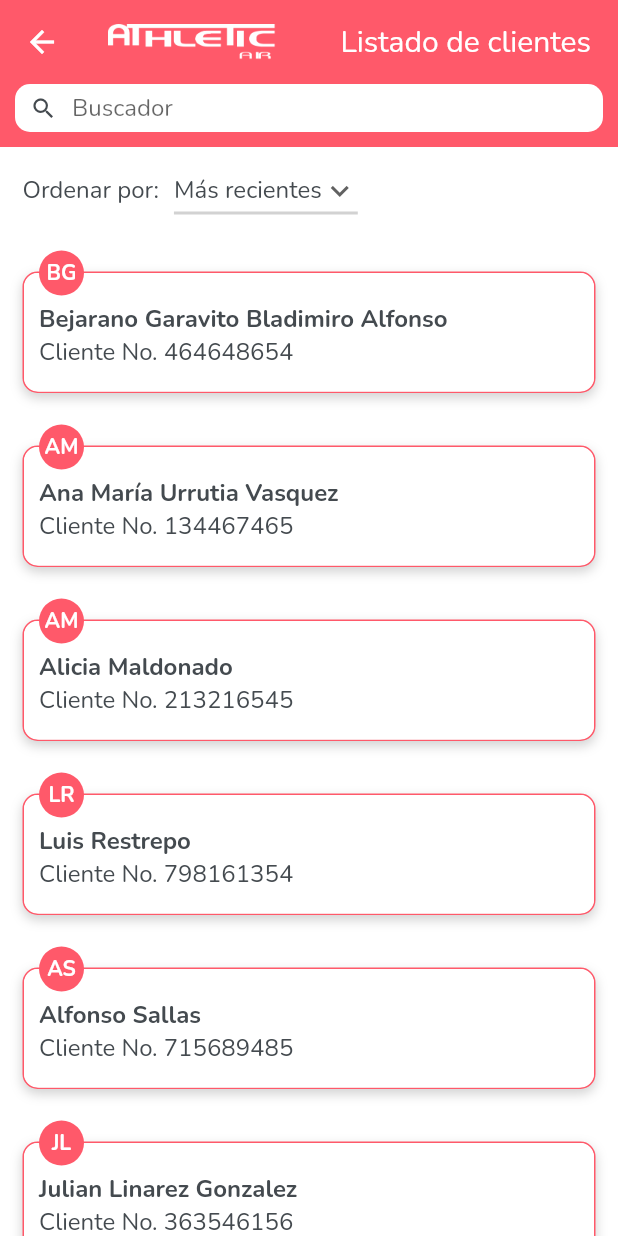
After one commit to Lider-neuromedia/MontanaApp, a Flutter app: the ClientsPage screen opened directly, on a phone screen of 412 x 824 dp. The commit adds this screen. Run offline on Flutter 3.47's test engine with Material 2 defaults, Android fonts, the phone set to English and light mode, and no system bars; our stand-ins replace flutter_dotenv, fluttericon, percent_indicator, shared_preferences; accounts and stored records are empty; network calls fail.

Commit message:
Agregando diseño de pagina de clientes.

```diff
--- /dev/null
+++ b/lib/pages/clients/client_card.dart
@@ -0,0 +1,123 @@
+import 'package:flutter/material.dart';
+import 'package:montana_mobile/theme/theme.dart';
+
+class ClientCard extends StatelessWidget {
+  const ClientCard({
+    Key key,
+    @required this.client,
+  }) : super(key: key);
+
+  final ClientTemporal client;
+
+  @override
+  Widget build(BuildContext context) {
+    final TextStyle normalStyle = Theme.of(context).textTheme.subtitle1;
+    final TextStyle boldStyle = Theme.of(context).textTheme.subtitle1.copyWith(
+          fontWeight: FontWeight.bold,
+        );
+    final TextStyle initialsStyle =
+        Theme.of(context).textTheme.bodyText1.copyWith(
+              fontWeight: FontWeight.w700,
+              color: Colors.white,
+            );
+
+    return Container(
+      margin: EdgeInsets.symmetric(vertical: 15.0),
+      decoration: BoxDecoration(
+        color: Colors.white,
+        borderRadius: BorderRadius.all(Radius.circular(10.0)),
+        boxShadow: [
+          BoxShadow(
+            color: CustomTheme.greyColor,
+            offset: Offset(0.0, 3.0),
+            blurRadius: 6.0,
+          )
+        ],
+        border: Border.all(
+          color: Theme.of(context).primaryColor,
+          width: 1.0,
+        ),
+      ),
+      child: Stack(
+        clipBehavior: Clip.none,
+        children: [
+          Material(
+            clipBehavior: Clip.none,
+            borderRadius: BorderRadius.all(Radius.circular(10.0)),
+            child: InkWell(
+              borderRadius: BorderRadius.all(Radius.circular(10.0)),
+              onTap: () {},
+              child: Ink(
+                width: double.infinity,
+                decoration: BoxDecoration(
+                  color: Colors.white,
+                  borderRadius: BorderRadius.all(Radius.circular(10.0)),
+                ),
+                padding: EdgeInsets.only(
+                  left: 10.0,
+                  right: 10.0,
+                  bottom: 15.0,
+                  top: 20.0,
+                ),
+                child: Column(
+                  crossAxisAlignment: CrossAxisAlignment.start,
+                  children: [
+                    Text(client.name, style: boldStyle),
+                    Text("Cliente No. ${client.code}", style: normalStyle),
+                  ],
+                ),
+              ),
+            ),
+          ),
+          Positioned(
+            left: 10.0,
+            top: -15.0,
+            child: Container(
+              height: 30.0,
+              width: 30.0,
+              decoration: BoxDecoration(
+                color: Theme.of(context).primaryColor,
+                shape: BoxShape.circle,
+              ),
+              child: Center(
+                child: Text(client.initials, style: initialsStyle),
+              ),
+            ),
+          ),
+        ],
+      ),
+    );
+  }
+}
+
+class ClientTemporal {
+  String name;
+  String code;
+  ClientTemporal(this.name, this.code);
+
+  String get initials {
+    List<String> words = name.split(" ");
+
+    if (words.length == 1) {
+      return words[0].substring(0, 2).toUpperCase();
+    } else if (words.length > 1) {
+      String c1 = words[0].substring(0, 1);
+      String c2 = words[1].substring(0, 1);
+      return "$c1$c2";
+    }
+
+    return 'CL';
+  }
+}
+
+List<ClientTemporal> clientsListTest() {
+  return [
+    ClientTemporal('Bejarano Garavito Bladimiro Alfonso', '464648654'),
+    ClientTemporal('Ana María Urrutia Vasquez', '134467465'),
+    ClientTemporal('Alicia Maldonado', '213216545'),
+    ClientTemporal('Luis Restrepo', '798161354'),
+    ClientTemporal('Alfonso Sallas', '715689485'),
+    ClientTemporal('Julian Linarez Gonzalez', '363546156'),
+    ClientTemporal('Laura Osorio', '846434645'),
+  ];
+}
--- /dev/null
+++ b/lib/pages/clients/clients_page.dart
@@ -0,0 +1,53 @@
+import 'package:flutter/material.dart';
+import 'package:montana_mobile/pages/clients/client_card.dart';
+import 'package:montana_mobile/pages/clients/partials/clients_filter.dart';
+import 'package:montana_mobile/pages/clients/partials/search_box.dart';
+import 'package:montana_mobile/widgets/scaffold_logo.dart';
+
+class ClientsPage extends StatelessWidget {
+  @override
+  Widget build(BuildContext context) {
+    final List<ClientTemporal> clients = clientsListTest();
+
+    return Scaffold(
+      backgroundColor: Colors.white,
+      appBar: AppBar(
+        title: ScaffoldLogo(),
+        actions: [
+          TextButton(
+            child: Text(
+              'Listado de clientes',
+              style: Theme.of(context).textTheme.headline6.copyWith(
+                    color: Colors.white,
+                  ),
+            ),
+            style: TextButton.styleFrom(
+              primary: Colors.white,
+            ),
+            onPressed: null,
+          ),
+          SizedBox(width: 10.0),
+        ],
+        elevation: 0,
+      ),
+      body: Column(
+        children: [
+          SearchBox(),
+          ClientsFilter(),
+          Expanded(
+            child: ListView.separated(
+              itemCount: clients.length,
+              padding: EdgeInsets.all(15.0),
+              itemBuilder: (_, int index) => ClientCard(
+                client: clients[index],
+              ),
+              separatorBuilder: (_, int index) {
+                return SizedBox(height: 5.0);
+              },
+            ),
+          ),
+        ],
+      ),
+    );
+  }
+}
--- /dev/null
+++ b/lib/pages/clients/partials/clients_filter.dart
@@ -0,0 +1,49 @@
+import 'package:flutter/material.dart';
+import 'package:montana_mobile/theme/theme.dart';
+
+class ClientsFilter extends StatefulWidget {
+  @override
+  _ClientsFilterState createState() => _ClientsFilterState();
+}
+
+class _ClientsFilterState extends State<ClientsFilter> {
+  String dropdownValue = 'Más recientes';
+  final List<String> values = ['Más recientes'];
+
+  @override
+  Widget build(BuildContext context) {
+    TextStyle textStyle = Theme.of(context).textTheme.subtitle1;
+
+    return Container(
+      padding: EdgeInsets.only(left: 15.0, right: 15.0, top: 5.0),
+      child: Row(
+        crossAxisAlignment: CrossAxisAlignment.center,
+        mainAxisAlignment: MainAxisAlignment.start,
+        children: [
+          Text('Ordenar por:', style: textStyle),
+          SizedBox(width: 10.0),
+          DropdownButton<String>(
+            value: dropdownValue,
+            icon: const Icon(Icons.keyboard_arrow_down),
+            iconSize: 24,
+            elevation: 16,
+            style: textStyle,
+            underline: Container(
+              height: 2,
+              color: CustomTheme.greyColor,
+            ),
+            onChanged: (String newValue) {
+              setState(() => dropdownValue = newValue);
+            },
+            items: values.map<DropdownMenuItem<String>>((String value) {
+              return DropdownMenuItem<String>(
+                value: value,
+                child: Text(value),
+              );
+            }).toList(),
+          ),
+        ],
+      ),
+    );
+  }
+}
--- /dev/null
+++ b/lib/pages/clients/partials/search_box.dart
@@ -0,0 +1,46 @@
+import 'package:flutter/material.dart';
+
+class SearchBox extends StatelessWidget {
+  const SearchBox({
+    Key key,
+  }) : super(key: key);
+
+  @override
+  Widget build(BuildContext context) {
+    return Container(
+      color: Theme.of(context).primaryColor,
+      padding: EdgeInsets.only(left: 10.0, right: 10.0, bottom: 10.0),
+      child: Container(
+        padding: EdgeInsets.symmetric(horizontal: 10.0),
+        decoration: BoxDecoration(
+          borderRadius: BorderRadius.all(Radius.circular(10.0)),
+          color: Colors.white,
+        ),
+        child: Row(
+          mainAxisAlignment: MainAxisAlignment.spaceBetween,
+          crossAxisAlignment: CrossAxisAlignment.center,
+          children: [
+            Icon(
+              Icons.search,
+              size: 18.0,
+              color: Theme.of(context).textTheme.bodyText1.color,
+            ),
+            Expanded(
+              child: TextField(
+                decoration: InputDecoration(
+                  border: InputBorder.none,
+                  contentPadding: EdgeInsets.symmetric(
+                    horizontal: 10.0,
+                    vertical: 5.0,
+                  ),
+                  hintText: 'Buscador',
+                  isCollapsed: true,
+                ),
+              ),
+            )
+          ],
+        ),
+      ),
+    );
+  }
+}
--- a/lib/pages/home/partials/pages.dart
+++ b/lib/pages/home/partials/pages.dart
@@ -2,6 +2,7 @@ import 'package:flutter/material.dart';
 import 'package:montana_mobile/models/session.dart';
 import 'package:montana_mobile/pages/catalogue/catalogue_page.dart';
 import 'package:montana_mobile/pages/catalogue/show_room_page.dart';
+import 'package:montana_mobile/pages/clients/clients_page.dart';
 import 'package:montana_mobile/pages/dashboard/dashboard_buyer_page.dart';
 import 'package:montana_mobile/pages/dashboard/dashboard_seller_page.dart';
 import 'package:montana_mobile/pages/orders/orders_page.dart';
@@ -26,7 +27,7 @@ class Pages extends StatelessWidget {
       OrdersPage(),
       ShowRoomPage(),
       rol == Session.rolSeller
-          ? PlaceHolderPage(background: Colors.purple, title: 'Clientes')
+          ? ClientsPage()
           : PlaceHolderPage(background: Colors.green, title: 'Tiendas'),
       PlaceHolderPage(background: Colors.green, title: 'Tiendas'),
       PlaceHolderPage(background: Colors.orange, title: 'PQRS'),
--- a/lib/pages/orders/orders_page.dart
+++ b/lib/pages/orders/orders_page.dart
@@ -102,7 +102,7 @@ class _OrdersFilter extends StatefulWidget {
 }
 
 class __OrdersFilterState extends State<_OrdersFilter> {
-  String dropdownValue;
+  String dropdownValue = 'Más recientes';
   final List<String> values = ['Más recientes'];
 
   @override
```
